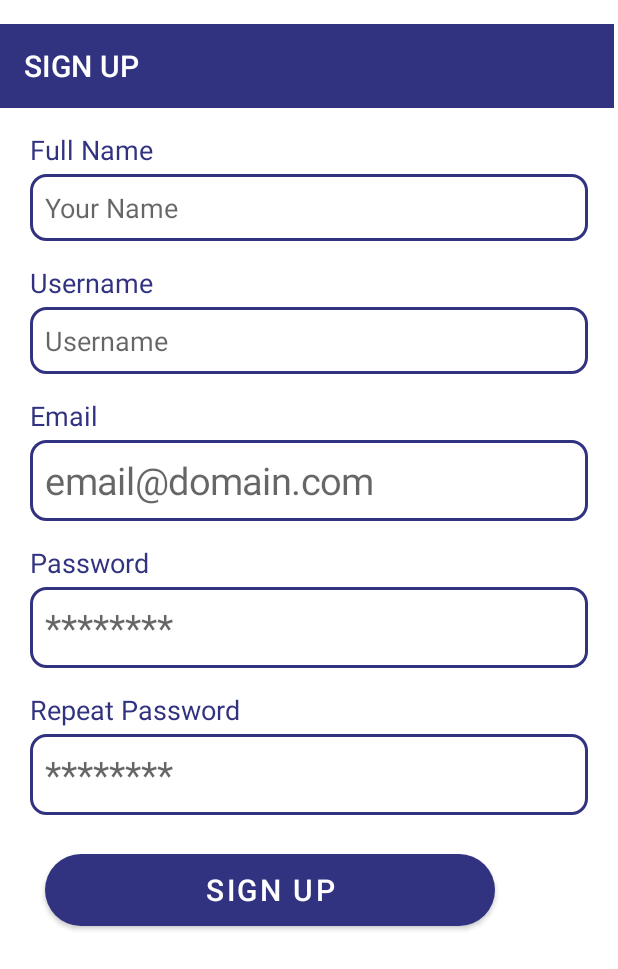
After one commit to JhonnyPG/AppTurismo, an Android app: the LoginActivity screen opened directly, with no data from a screen before it, on a phone screen of 412 x 824 dp. The commit adds this screen. Shown: the top 969 px of the screen. Run offline under Robolectric (Android 15) with nearby library versions, the phone set to English and light mode, and no system bars.

Commit message:
creacion pantalla login para pantallas normales  + soporte de idiomas + comando de acceso en mainactivity

```diff
--- /dev/null
+++ b/app/src/main/java/com/lemarin31/aventurateporcolombia/LoginActivity.kt
@@ -0,0 +1,11 @@
+package com.lemarin31.aventurateporcolombia
+
+import androidx.appcompat.app.AppCompatActivity
+import android.os.Bundle
+
+class LoginActivity : AppCompatActivity() {
+    override fun onCreate(savedInstanceState: Bundle?) {
+        super.onCreate(savedInstanceState)
+        setContentView(R.layout.activity_login)
+    }
+}
--- a/app/src/main/java/com/lemarin31/aventurateporcolombia/MainActivity.kt
+++ b/app/src/main/java/com/lemarin31/aventurateporcolombia/MainActivity.kt
@@ -14,7 +14,11 @@ class MainActivity : AppCompatActivity() {
     fun welcom(btncontinuar : View){
         val intent= Intent(this,welcomActivity::class.java).apply {  }
         startActivity(intent)
+    }
 
+    fun loginup(btnlogin :View){
+        val intent=Intent(this,LoginActivity::class.java).apply{ }
+        startActivity(intent)
     }
 
     }
--- /dev/null
+++ b/app/src/main/res/layout-sw480dp/activity_login.xml
@@ -0,0 +1,149 @@
+<?xml version="1.0" encoding="utf-8"?>
+<LinearLayout
+    xmlns:android="http://schemas.android.com/apk/res/android"
+    xmlns:app="http://schemas.android.com/apk/res-auto"
+    xmlns:tools="http://schemas.android.com/tools"
+    android:layout_width="match_parent"
+    android:layout_height="match_parent"
+    tools:context=".LoginActivity"
+    android:orientation="vertical">
+
+
+    <androidx.appcompat.widget.Toolbar
+        android:id="@+id/toolbar"
+        android:layout_width="match_parent"
+        android:layout_height="wrap_content"
+        android:layout_marginTop="15dp"
+        android:background="?attr/colorPrimary"
+        android:minHeight="?attr/actionBarSize"
+        android:theme="?attr/actionBarTheme"
+        app:layout_constraintTop_toTopOf="parent"
+        app:title="@string/tex_Sig"
+        app:titleTextColor="@color/white"
+        tools:layout_editor_absoluteX="1dp" />
+
+    <LinearLayout
+        android:layout_width="match_parent"
+        android:layout_height="wrap_content"
+        android:orientation="vertical">
+
+
+        <TextView
+            android:id="@+id/textView"
+            android:layout_width="wrap_content"
+            android:layout_height="wrap_content"
+            android:text="@string/tex_fullname"
+            android:textSize="25dp"
+            android:textColor="@color/purple_500"
+            android:layout_marginHorizontal="20dp"
+            android:layout_marginTop="20dp"
+            android:layout_marginBottom="8dp"/>
+
+        <EditText
+            android:id="@+id/editTextTextPersonName"
+            android:layout_width="match_parent"
+            android:layout_height="wrap_content"
+            android:layout_marginHorizontal="20dp"
+            android:background="@drawable/style_stroke"
+            android:ems="10"
+            android:hint="@string/tex_yourname"
+            android:inputType="textPersonName" />
+
+        <TextView
+            android:id="@+id/textView2"
+            android:layout_width="match_parent"
+            android:layout_height="wrap_content"
+            android:text="@string/tex_Username"
+            android:textSize="25dp"
+            android:textColor="@color/purple_500"
+            android:layout_marginHorizontal="20dp"
+            android:layout_marginTop="20dp"
+            android:layout_marginBottom="8dp"/>
+
+        <EditText
+            android:id="@+id/editTextTextPersonName2"
+            android:layout_width="match_parent"
+            android:layout_height="wrap_content"
+            android:layout_marginHorizontal="20dp"
+            android:background="@drawable/style_stroke"
+            android:ems="10"
+            android:hint="@string/tex_Username"
+            android:inputType="textPersonName" />
+
+        <TextView
+            android:id="@+id/textView3"
+            android:layout_width="match_parent"
+            android:layout_height="wrap_content"
+            android:text="@string/tex_mail"
+            android:textSize="25dp"
+            android:textColor="@color/purple_500"
+            android:layout_marginHorizontal="20dp"
+            android:layout_marginTop="20dp"
+            android:layout_marginBottom="8dp"/>
+
+        <EditText
+            android:id="@+id/editTextTextPersonName3"
+            android:layout_width="match_parent"
+            android:layout_height="wrap_content"
+            android:layout_marginHorizontal="20dp"
+            android:background="@drawable/style_stroke"
+            android:ems="10"
+            android:hint="@string/tex_Email"
+            android:inputType="textPersonName" />
+
+        <TextView
+            android:id="@+id/textView4"
+            android:layout_width="match_parent"
+            android:layout_height="wrap_content"
+            android:text="@string/tex_Password"
+            android:textSize="25dp"
+            android:textColor="@color/purple_500"
+            android:layout_marginHorizontal="20dp"
+            android:layout_marginTop="20dp"
+            android:layout_marginBottom="8dp"/>
+
+        <EditText
+            android:id="@+id/editTextTextPassword"
+            android:layout_width="match_parent"
+            android:layout_height="wrap_content"
+            android:layout_marginHorizontal="20dp"
+            android:background="@drawable/style_stroke"
+            android:ems="10"
+            android:hint="@string/tex_YouPassword"
+            android:inputType="textPassword" />
+
+        <TextView
+            android:id="@+id/textView5"
+            android:layout_width="match_parent"
+            android:layout_height="wrap_content"
+            android:text="@string/tex_repeatpassword"
+            android:textSize="25dp"
+            android:textColor="@color/purple_500"
+            android:layout_marginHorizontal="20dp"
+            android:layout_marginTop="20dp"
+            android:layout_marginBottom="8dp"/>
+
+        <EditText
+            android:id="@+id/editTextTextPassword2"
+            android:layout_width="match_parent"
+            android:layout_height="wrap_content"
+            android:layout_marginHorizontal="20dp"
+            android:layout_marginBottom="40dp"
+            android:background="@drawable/style_stroke"
+            android:ems="10"
+            android:hint="@string/tex_YouPassword"
+            android:inputType="textPassword" />
+    </LinearLayout>
+
+    <Button
+        android:id="@+id/button"
+        android:layout_width="300dp"
+        android:layout_height="80dp"
+        android:layout_marginHorizontal="90dp"
+        android:gravity="center"
+        android:hint="@string/tex_YouPassword"
+        android:text="@string/tex_Sig"
+        android:textSize="20dp"
+        app:cornerRadius="50dp" />
+
+</LinearLayout>
--- /dev/null
+++ b/app/src/main/res/layout-sw600dp/activity_login.xml
@@ -0,0 +1,154 @@
+<?xml version="1.0" encoding="utf-8"?>
+<LinearLayout
+    xmlns:android="http://schemas.android.com/apk/res/android"
+    xmlns:app="http://schemas.android.com/apk/res-auto"
+    xmlns:tools="http://schemas.android.com/tools"
+    android:layout_width="match_parent"
+    android:layout_height="match_parent"
+    tools:context=".LoginActivity"
+    android:orientation="vertical">
+
+
+    <androidx.appcompat.widget.Toolbar
+        android:id="@+id/toolbar"
+        android:layout_width="match_parent"
+        android:layout_height="100dp"
+        android:layout_marginTop="16dp"
+        android:background="?attr/colorPrimary"
+        android:minHeight="?attr/actionBarSize"
+        android:theme="?attr/actionBarTheme"
+        app:layout_constraintTop_toTopOf="parent"
+        app:title="@string/tex_Sig"
+        app:titleTextColor="@color/white"
+        tools:layout_editor_absoluteX="1dp" />
+
+    <LinearLayout
+        android:layout_width="match_parent"
+        android:layout_height="wrap_content"
+        android:orientation="vertical">
+
+
+        <TextView
+            android:id="@+id/textView"
+            android:layout_width="wrap_content"
+            android:layout_height="wrap_content"
+            android:text="@string/tex_fullname"
+            android:textSize="30dp"
+            android:textColor="@color/purple_500"
+            android:layout_marginHorizontal="30dp"
+            android:layout_marginTop="40dp"
+            android:layout_marginBottom="12dp"/>
+
+        <EditText
+            android:id="@+id/editTextTextPersonName"
+            android:layout_width="match_parent"
+            android:layout_height="wrap_content"
+            android:layout_marginHorizontal="30dp"
+            android:background="@drawable/style_stroke"
+            android:ems="10"
+            android:hint="@string/tex_yourname"
+            android:textSize="30dp"
+            android:inputType="textPersonName" />
+
+        <TextView
+            android:id="@+id/textView2"
+            android:layout_width="match_parent"
+            android:layout_height="wrap_content"
+            android:text="@string/tex_Username"
+            android:textSize="30dp"
+            android:textColor="@color/purple_500"
+            android:layout_marginHorizontal="30dp"
+            android:layout_marginTop="30dp"
+            android:layout_marginBottom="12dp"/>
+
+        <EditText
+            android:id="@+id/editTextTextPersonName2"
+            android:layout_width="match_parent"
+            android:layout_height="wrap_content"
+            android:layout_marginHorizontal="30dp"
+            android:background="@drawable/style_stroke"
+            android:ems="10"
+            android:hint="@string/tex_Username"
+            android:textSize="30dp"
+            android:inputType="textPersonName" />
+
+        <TextView
+            android:id="@+id/textView3"
+            android:layout_width="match_parent"
+            android:layout_height="wrap_content"
+            android:text="@string/tex_mail"
+            android:textSize="30dp"
+            android:textColor="@color/purple_500"
+            android:layout_marginHorizontal="30dp"
+            android:layout_marginTop="30dp"
+            android:layout_marginBottom="12dp"/>
+
+        <EditText
+            android:id="@+id/editTextTextPersonName3"
+            android:layout_width="match_parent"
+            android:layout_height="wrap_content"
+            android:layout_marginHorizontal="30dp"
+            android:background="@drawable/style_stroke"
+            android:ems="10"
+            android:hint="@string/tex_Email"
+            android:textSize="30dp"
+            android:inputType="textPersonName" />
+
+        <TextView
+            android:id="@+id/textView4"
+            android:layout_width="match_parent"
+            android:layout_height="wrap_content"
+            android:text="@string/tex_Password"
+            android:textSize="30dp"
+            android:textColor="@color/purple_500"
+            android:layout_marginHorizontal="30dp"
+            android:layout_marginTop="30dp"
+            android:layout_marginBottom="12dp"/>
+
+        <EditText
+            android:id="@+id/editTextTextPassword"
+            android:layout_width="match_parent"
+            android:layout_height="wrap_content"
+            android:layout_marginHorizontal="30dp"
+            android:background="@drawable/style_stroke"
+            android:ems="10"
+            android:hint="@string/tex_YouPassword"
+            android:textSize="30dp"
+            android:inputType="textPassword" />
+
+        <TextView
+            android:id="@+id/textView5"
+            android:layout_width="match_parent"
+            android:layout_height="wrap_content"
+            android:text="@string/tex_repeatpassword"
+            android:textSize="30dp"
+            android:textColor="@color/purple_500"
+            android:layout_marginHorizontal="30dp"
+            android:layout_marginTop="30dp"
+            android:layout_marginBottom="12dp"/>
+
+        <EditText
+            android:id="@+id/editTextTextPassword2"
+            android:layout_width="match_parent"
+            android:layout_height="wrap_content"
+            android:layout_marginHorizontal="30dp"
+            android:layout_marginBottom="30dp"
+            android:background="@drawable/style_stroke"
+            android:ems="10"
+            android:hint="@string/tex_YouPassword"
+            android:textSize="30dp"
+            android:inputType="textPassword" />
+    </LinearLayout>
+
+    <Button
+        android:id="@+id/button"
+        android:layout_width="350dp"
+        android:layout_height="120dp"
+        android:layout_marginHorizontal="130dp"
+        android:gravity="center"
+        android:hint="@string/tex_YouPassword"
+        android:text="@string/tex_Sig"
+        android:textSize="30dp"
+        app:cornerRadius="50dp" />
+
+</LinearLayout>
--- /dev/null
+++ b/app/src/main/res/layout-sw720dp/activity_login.xml
@@ -0,0 +1,154 @@
+<?xml version="1.0" encoding="utf-8"?>
+<LinearLayout
+    xmlns:android="http://schemas.android.com/apk/res/android"
+    xmlns:app="http://schemas.android.com/apk/res-auto"
+    xmlns:tools="http://schemas.android.com/tools"
+    android:layout_width="match_parent"
+    android:layout_height="match_parent"
+    tools:context=".LoginActivity"
+    android:orientation="vertical">
+
+
+    <androidx.appcompat.widget.Toolbar
+        android:id="@+id/toolbar"
+        android:layout_width="match_parent"
+        android:layout_height="110dp"
+        android:layout_marginTop="16dp"
+        android:background="?attr/colorPrimary"
+        android:minHeight="?attr/actionBarSize"
+        android:theme="?attr/actionBarTheme"
+        app:layout_constraintTop_toTopOf="parent"
+        app:title="@string/tex_Sig"
+        app:titleTextColor="@color/white"
+        tools:layout_editor_absoluteX="1dp" />
+
+    <LinearLayout
+        android:layout_width="match_parent"
+        android:layout_height="wrap_content"
+        android:orientation="vertical">
+
+
+        <TextView
+            android:id="@+id/textView"
+            android:layout_width="wrap_content"
+            android:layout_height="wrap_content"
+            android:text="@string/tex_fullname"
+            android:textSize="40dp"
+            android:textColor="@color/purple_500"
+            android:layout_marginHorizontal="40dp"
+            android:layout_marginTop="48dp"
+            android:layout_marginBottom="18dp"/>
+
+        <EditText
+            android:id="@+id/editTextTextPersonName"
+            android:layout_width="match_parent"
+            android:layout_height="wrap_content"
+            android:layout_marginHorizontal="40dp"
+            android:background="@drawable/style_stroke"
+            android:ems="10"
+            android:hint="@string/tex_yourname"
+            android:textSize="40dp"
+            android:inputType="textPersonName" />
+
+        <TextView
+            android:id="@+id/textView2"
+            android:layout_width="match_parent"
+            android:layout_height="wrap_content"
+            android:text="@string/tex_Username"
+            android:textSize="40dp"
+            android:textColor="@color/purple_500"
+            android:layout_marginHorizontal="40dp"
+            android:layout_marginTop="38dp"
+            android:layout_marginBottom="18dp"/>
+
+        <EditText
+            android:id="@+id/editTextTextPersonName2"
+            android:layout_width="match_parent"
+            android:layout_height="wrap_content"
+            android:layout_marginHorizontal="40dp"
+            android:background="@drawable/style_stroke"
+            android:ems="10"
+            android:hint="@string/tex_Username"
+            android:textSize="40dp"
+            android:inputType="textPersonName" />
+
+        <TextView
+            android:id="@+id/textView3"
+            android:layout_width="match_parent"
+            android:layout_height="wrap_content"
+            android:text="@string/tex_mail"
+            android:textSize="40dp"
+            android:textColor="@color/purple_500"
+            android:layout_marginHorizontal="40dp"
+            android:layout_marginTop="38dp"
+            android:layout_marginBottom="18dp"/>
+
+        <EditText
+            android:id="@+id/editTextTextPersonName3"
+            android:layout_width="match_parent"
+            android:layout_height="wrap_content"
+            android:layout_marginHorizontal="40dp"
+            android:background="@drawable/style_stroke"
+            android:ems="10"
+            android:hint="@string/tex_Email"
+            android:textSize="40dp"
+            android:inputType="textPersonName" />
+
+        <TextView
+            android:id="@+id/textView4"
+            android:layout_width="match_parent"
+            android:layout_height="wrap_content"
+            android:text="@string/tex_Password"
+            android:textSize="40dp"
+            android:textColor="@color/purple_500"
+            android:layout_marginHorizontal="40dp"
+            android:layout_marginTop="38dp"
+            android:layout_marginBottom="18dp"/>
+
+        <EditText
+            android:id="@+id/editTextTextPassword"
+            android:layout_width="match_parent"
+            android:layout_height="wrap_content"
+            android:layout_marginHorizontal="40dp"
+            android:background="@drawable/style_stroke"
+            android:ems="10"
+            android:hint="@string/tex_YouPassword"
+            android:textSize="40dp"
+            android:inputType="textPassword" />
+
+        <TextView
+            android:id="@+id/textView5"
+            android:layout_width="match_parent"
+            android:layout_height="wrap_content"
+            android:text="@string/tex_repeatpassword"
+            android:textSize="40dp"
+            android:textColor="@color/purple_500"
+            android:layout_marginHorizontal="40dp"
+            android:layout_marginTop="38dp"
+            android:layout_marginBottom="18dp"/>
+
+        <EditText
+            android:id="@+id/editTextTextPassword2"
+            android:layout_width="match_parent"
+            android:layout_height="wrap_content"
+            android:layout_marginHorizontal="40dp"
+            android:layout_marginBottom="60dp"
+            android:background="@drawable/style_stroke"
+            android:ems="10"
+            android:hint="@string/tex_YouPassword"
+            android:textSize="40dp"
+            android:inputType="textPassword" />
+    </LinearLayout>
+
+    <Button
+        android:id="@+id/button"
+        android:layout_width="350dp"
+        android:layout_height="140dp"
+        android:layout_marginHorizontal="230dp"
+        android:gravity="center"
+        android:hint="@string/tex_YouPassword"
+        android:text="@string/tex_Sig"
+        android:textSize="30dp"
+        app:cornerRadius="50dp" />
+
+</LinearLayout>
--- /dev/null
+++ b/app/src/main/res/layout/activity_login.xml
@@ -0,0 +1,149 @@
+<?xml version="1.0" encoding="utf-8"?>
+<LinearLayout
+    xmlns:android="http://schemas.android.com/apk/res/android"
+    xmlns:app="http://schemas.android.com/apk/res-auto"
+    xmlns:tools="http://schemas.android.com/tools"
+    android:layout_width="match_parent"
+    android:layout_height="match_parent"
+    tools:context=".LoginActivity"
+    android:orientation="vertical">
+
+
+    <androidx.appcompat.widget.Toolbar
+        android:id="@+id/toolbar"
+        android:layout_width="409dp"
+        android:layout_height="wrap_content"
+        android:layout_marginTop="16dp"
+        android:background="?attr/colorPrimary"
+        android:minHeight="?attr/actionBarSize"
+        android:theme="?attr/actionBarTheme"
+        app:layout_constraintTop_toTopOf="parent"
+        app:title="@string/tex_Sig"
+        app:titleTextColor="@color/white"
+        tools:layout_editor_absoluteX="1dp" />
+
+    <LinearLayout
+        android:layout_width="match_parent"
+        android:layout_height="wrap_content"
+        android:orientation="vertical">
+
+
+        <TextView
+            android:id="@+id/textView"
+            android:layout_width="wrap_content"
+            android:layout_height="wrap_content"
+            android:text="@string/tex_fullname"
+            android:textSize="18dp"
+            android:textColor="@color/purple_500"
+            android:layout_marginHorizontal="20dp"
+            android:layout_marginTop="15dp"
+            android:layout_marginBottom="4dp"/>
+
+        <EditText
+            android:id="@+id/editTextTextPersonName"
+            android:layout_width="match_parent"
+            android:layout_height="wrap_content"
+            android:layout_marginHorizontal="20dp"
+            android:background="@drawable/style_stroke"
+            android:ems="10"
+            android:hint="@string/tex_yourname"
+            android:inputType="textPersonName" />
+
+        <TextView
+            android:id="@+id/textView2"
+            android:layout_width="match_parent"
+            android:layout_height="wrap_content"
+            android:text="@string/tex_Username"
+            android:textSize="18dp"
+            android:textColor="@color/purple_500"
+            android:layout_marginHorizontal="20dp"
+            android:layout_marginTop="15dp"
+            android:layout_marginBottom="4dp"/>
+
+        <EditText
+            android:id="@+id/editTextTextPersonName2"
+            android:layout_width="match_parent"
+            android:layout_height="wrap_content"
+            android:layout_marginHorizontal="20dp"
+            android:background="@drawable/style_stroke"
+            android:ems="10"
+            android:hint="@string/tex_Username"
+            android:inputType="textPersonName" />
+
+        <TextView
+            android:id="@+id/textView3"
+            android:layout_width="match_parent"
+            android:layout_height="wrap_content"
+            android:text="@string/tex_mail"
+            android:textSize="18dp"
+            android:textColor="@color/purple_500"
+            android:layout_marginHorizontal="20dp"
+            android:layout_marginTop="15dp"
+            android:layout_marginBottom="4dp"/>
+
+        <EditText
+            android:id="@+id/editTextTextPersonName3"
+            android:layout_width="match_parent"
+            android:layout_height="wrap_content"
+            android:layout_marginHorizontal="20dp"
+            android:background="@drawable/style_stroke"
+            android:ems="10"
+            android:hint="@string/tex_Email"
+            android:inputType="textPersonName" />
+
+        <TextView
+            android:id="@+id/textView4"
+            android:layout_width="match_parent"
+            android:layout_height="wrap_content"
+            android:text="@string/tex_Password"
+            android:textSize="18dp"
+            android:textColor="@color/purple_500"
+            android:layout_marginHorizontal="20dp"
+            android:layout_marginTop="15dp"
+            android:layout_marginBottom="4dp"/>
+
+        <EditText
+            android:id="@+id/editTextTextPassword"
+            android:layout_width="match_parent"
+            android:layout_height="wrap_content"
+            android:layout_marginHorizontal="20dp"
+            android:background="@drawable/style_stroke"
+            android:ems="10"
+            android:hint="@string/tex_YouPassword"
+            android:inputType="textPassword" />
+
+        <TextView
+            android:id="@+id/textView5"
+            android:layout_width="match_parent"
+            android:layout_height="wrap_content"
+            android:text="@string/tex_repeatpassword"
+            android:textSize="18dp"
+            android:textColor="@color/purple_500"
+            android:layout_marginHorizontal="20dp"
+            android:layout_marginTop="15dp"
+            android:layout_marginBottom="4dp"/>
+
+        <EditText
+            android:id="@+id/editTextTextPassword2"
+            android:layout_width="match_parent"
+            android:layout_height="wrap_content"
+            android:layout_marginHorizontal="20dp"
+            android:layout_marginBottom="20dp"
+            android:background="@drawable/style_stroke"
+            android:ems="10"
+            android:hint="@string/tex_YouPassword"
+            android:inputType="textPassword" />
+    </LinearLayout>
+
+    <Button
+        android:id="@+id/button"
+        android:layout_width="300dp"
+        android:layout_height="60dp"
+        android:layout_marginHorizontal="30dp"
+        android:gravity="center"
+        android:hint="@string/tex_YouPassword"
+        android:text="@string/tex_Sig"
+        android:textSize="20dp"
+        app:cornerRadius="50dp" />
+
+</LinearLayout>
--- a/app/src/main/res/layout/activity_main.xml
+++ b/app/src/main/res/layout/activity_main.xml
@@ -34,6 +34,7 @@
         <Button
             android:layout_width="200dp"
             android:layout_height="wrap_content"
+            android:onClick="loginup"
             android:text="@string/tex_Sig"
             android:textSize="20dp"
             app:cornerRadius="10dp" />
--- a/app/src/main/res/values/strings.xml
+++ b/app/src/main/res/values/strings.xml
@@ -7,9 +7,10 @@
     <string name="tex_Sig">SIGN UP</string>
     <string name="tex_Con">continue</string>
     <string name="tex_Username">Username</string>
-    <string name="tex_Email"><font size ="25">email@domain.com</font></string>
+    <string name="tex_mail">Email</string>
+    <string name="tex_Email"><font size="25">email@domain.com</font></string>
     <string name="tex_Password">Password</string>
-    <string name="tex_YouPassword"><font size ="25">********</font></string>
+    <string name="tex_YouPassword"><font size="25">********</font></string>
     <string name="tex_Login">LOGIN</string>
     <string name="tex_Destinations">Destinations</string>
     <string name="tex_our">Our</string>
@@ -17,6 +18,9 @@
     <string name="tex_med">Medellín</string>
     <string name="tex_cart">Cartagena</string>
     <string name="tex_cali">Cali</string>
+    <string name="tex_fullname">Full Name</string>
+    <string name="tex_repeatpassword">Repeat Password</string>
+    <string name="tex_yourname">Your Name</string>
 
 
 
```
Also changed, not shown: app/src/main/AndroidManifest.xml (+7 -0 lines), 1 other file.
